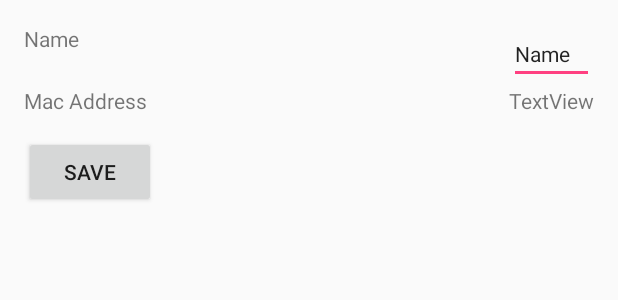
After one commit to Kotomaro/Feet3, an Android app: the layout activity_edit_network.xml on its own in the app's theme, with its tools: preview values and no code run, on a phone screen of 412 x 824 dp. The commit adds this screen. Shown: the top 300 px of the screen. Run offline under Robolectric (Android 15) with nearby library versions, the phone set to English and light mode, and no system bars.

Commit message:
Edit devices names

```diff
--- a/app/build.gradle
+++ b/app/build.gradle
@@ -21,7 +21,7 @@ android {
 
 dependencies {
     compile fileTree(dir: 'libs', include: ['*.jar'])
-    testCompile 'junit:junit:4.12'
     compile 'com.android.support:appcompat-v7:23.4.0'
     compile 'com.google.android.gms:play-services:9.6.1'
+    testCompile 'junit:junit:4.12'
 }
--- a/app/src/debug/res/values/google_maps_api.xml
+++ b/app/src/debug/res/values/google_maps_api.xml
@@ -16,6 +16,6 @@
     string in this file.
     -->
     <string name="google_maps_key" templateMergeStrategy="preserve" translatable="false">
-        AIzaSyBXcXBRTvevaaf2sfaoERjBCrx9NtaI3oU
+        AIzaSyDAB0zNToPqDiu2BZAcfPpct7zmOcC1ZUA
     </string>
 </resources>
--- a/app/src/main/java/main/feet3/MainActivity.java
+++ b/app/src/main/java/main/feet3/MainActivity.java
@@ -80,7 +80,7 @@ public class MainActivity extends AppCompatActivity {
 
                 HashMap<String, String> item = (HashMap<String, String>) stops_history_listView.getItemAtPosition(position);
                 String date = item.get(ListViewAdapter.SECOND_COLUMN);//get the item from the list
-              //  date = date.substring(7); // remove unnecessary chars
+
 
                 Intent intent = new Intent(context, PositionInfoActivity.class);
                 intent.putExtra("date", date);//get
--- /dev/null
+++ b/app/src/main/res/layout/activity_edit_network.xml
@@ -0,0 +1,64 @@
+<?xml version="1.0" encoding="utf-8"?>
+<RelativeLayout xmlns:android="http://schemas.android.com/apk/res/android"
+    xmlns:tools="http://schemas.android.com/tools"
+    android:id="@+id/activity_edit_network"
+    android:layout_width="match_parent"
+    android:layout_height="match_parent"
+    android:paddingBottom="@dimen/activity_vertical_margin"
+    android:paddingLeft="@dimen/activity_horizontal_margin"
+    android:paddingRight="@dimen/activity_horizontal_margin"
+    android:paddingTop="@dimen/activity_vertical_margin"
+    tools:context="main.feet3.EditNetworkActivity">
+
+    <TextView
+        android:text="@string/name_string"
+        android:layout_width="wrap_content"
+        android:layout_height="wrap_content"
+        android:layout_alignParentTop="true"
+        android:id="@+id/title_name_textView" />
+
+    <TextView
+        android:text="@string/mac_address_string"
+        android:layout_width="wrap_content"
+        android:layout_height="wrap_content"
+        android:layout_below="@+id/title_name_textView"
+        android:layout_marginTop="22dp"
+        android:id="@+id/title_mac_address_textView"
+        android:layout_alignParentLeft="true"
+        android:layout_alignParentStart="true"
+        android:editable="false" />
+
+    <TextView
+        android:text="TextView"
+        android:layout_width="wrap_content"
+        android:layout_height="wrap_content"
+        android:layout_alignBottom="@+id/title_mac_address_textView"
+        android:layout_alignParentRight="true"
+        android:layout_alignParentEnd="true"
+        android:id="@+id/mac_adress_textView" />
+
+    <Button
+        android:text="@string/save_String"
+        android:layout_width="wrap_content"
+        android:layout_height="wrap_content"
+        android:layout_marginTop="14dp"
+        android:id="@+id/networks_save_button"
+        android:layout_below="@+id/title_mac_address_textView"
+        android:layout_alignParentLeft="true"
+        android:layout_alignParentStart="true" />
+
+    <EditText
+        android:layout_width="wrap_content"
+        android:layout_height="wrap_content"
+        android:inputType="textPersonName"
+        android:text="Name"
+        android:ems="10"
+        android:id="@+id/name_editText"
+        android:textSize="14sp"
+
+        android:layout_alignParentRight="true"
+        android:layout_alignParentEnd="true"
+        android:layout_alignLeft="@+id/mac_adress_textView"
+        android:layout_alignStart="@+id/mac_adress_textView" />
+
+</RelativeLayout>
--- a/app/src/main/res/values/strings.xml
+++ b/app/src/main/res/values/strings.xml
@@ -17,6 +17,9 @@
     <string name="no_location_detected">No location detected</string>
     <string name="number_of_times">Nº of times</string>
     <string name="date_string">Date</string>
+    <string name="name_string">Name</string>
+    <string name="mac_address_string">Mac Address</string>
+    <string name="save_String">Save</string>
 
 
 </resources>
```
Also changed, not shown: app/src/main/AndroidManifest.xml (+12 -8 lines), app/src/main/java/main/feet3/EditNetworkActivity.java (added, +60 -0 lines), app/src/main/java/main/feet3/Feet3DataSource.java (+14 -2 lines), app/src/main/java/main/feet3/MapsActivity.java (+21 -4 lines), app/src/main/java/main/feet3/PositionInfoActivity.java (+38 -7 lines), app/src/main/res/layout/activity_position_info.xml (+10 -11 lines), 2 other files.
